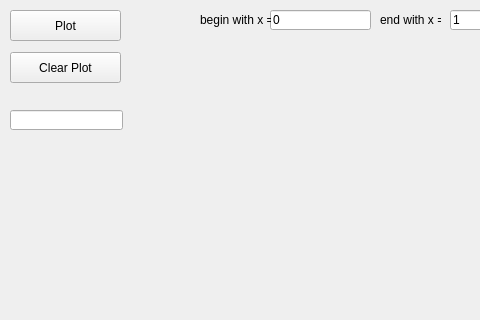
Negolng/Grapher, file gui.ui: the form before one commit; both pictures show x 0 to 480 and y 0 to 320 of the 800 by 600 pixel window.
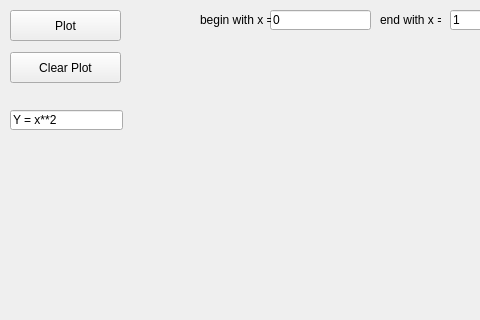
The form after the commit.

What changed in the file:
```diff
--- a/gui.ui
+++ b/gui.ui
@@ -145,6 +145,9 @@
       <height>20</height>
      </rect>
     </property>
+    <property name="text">
+     <string>Y = x**2</string>
+    </property>
    </widget>
   </widget>
  </widget>
```
